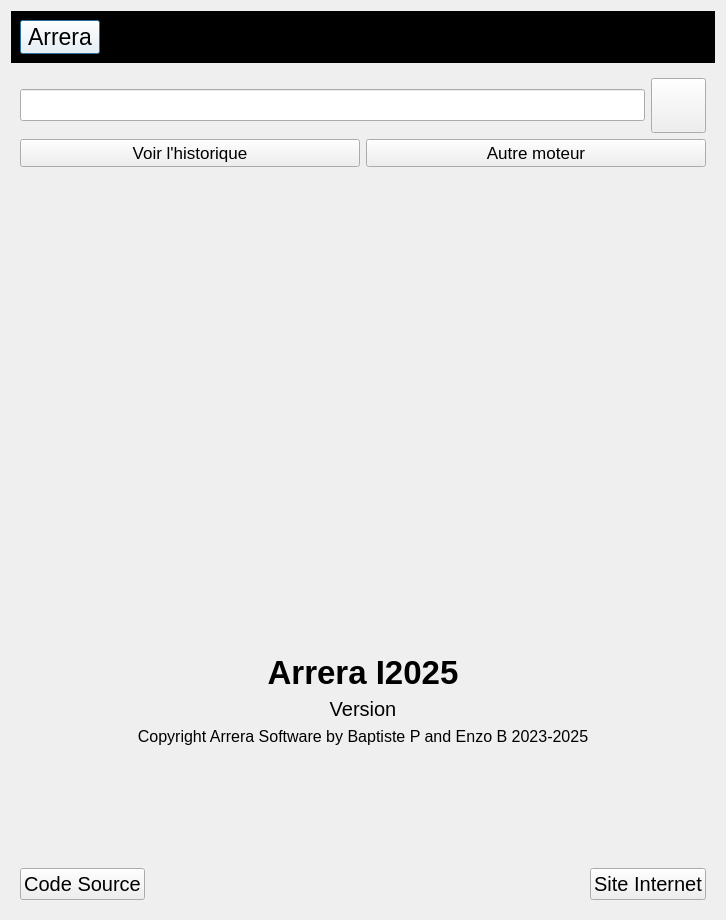
Arrera-Software/Arrera-Interface, file arreraui.ui: the form before one commit.
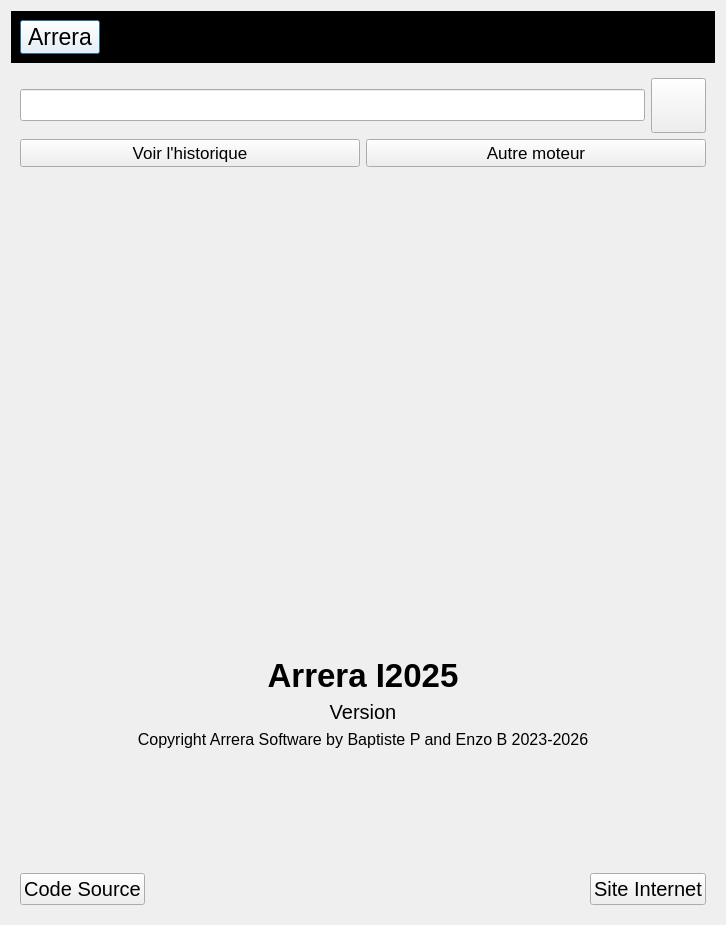
The form after the commit. The open tabs and pages were chosen to show the change. Icons and pictures are not drawn.

Commit message: Passage en LTS

```diff
--- a/arreraui.ui
+++ b/arreraui.ui
@@ -13,7 +13,7 @@
     <x>0</x>
     <y>0</y>
     <width>726</width>
-    <height>920</height>
+    <height>925</height>
    </rect>
   </property>
   <property name="windowTitle">
@@ -2394,7 +2394,7 @@
           </font>
          </property>
          <property name="text">
-          <string>Copyright Arrera Software by Baptiste P and Enzo B 2023-2025</string>
+          <string>Copyright Arrera Software by Baptiste P and Enzo B 2023-2026</string>
          </property>
          <property name="alignment">
           <set>Qt::AlignmentFlag::AlignCenter</set>
```
Left out of the diff: 2 changed lines with no effect on the pictures. The commit also changes 2 other files.
